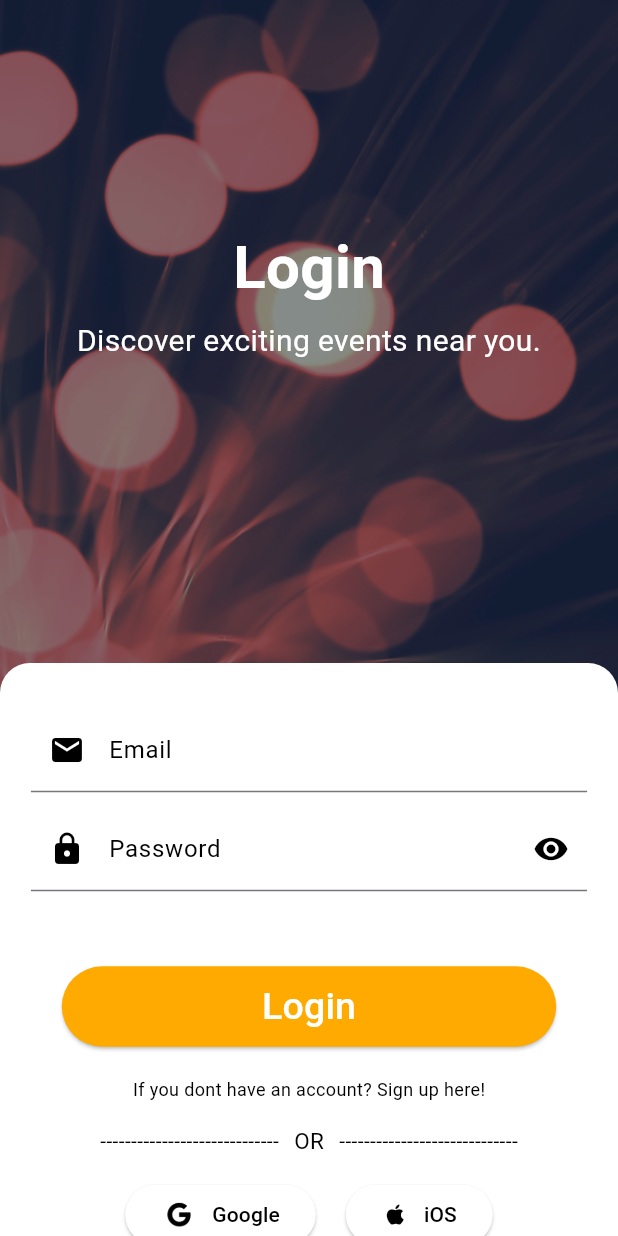
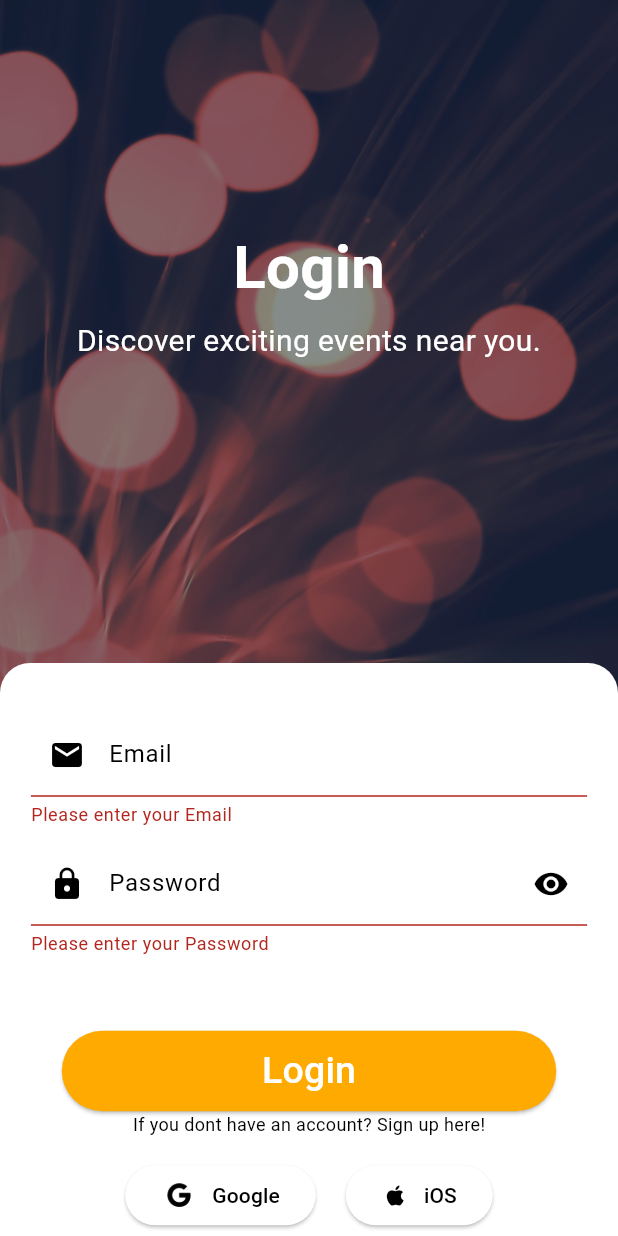
Before and after one commit to kkarimwahba/Evena, a Flutter app: the Login screen opened directly, after a tap on "Login", on a phone screen of 412 x 824 dp. Run offline on Flutter 3.47's test engine with Material 3 defaults, Android fonts, the phone set to English and light mode, and no system bars; our stand-ins replace cloud_firestore, firebase_auth, firebase_core, firebase_storage, flutter_credit_card, image_gallery_saver and 2 more; missing offline and left inert: ticket_widget; accounts and stored records are empty; Roboto replaces fonts that are missing (Poppins).

Commit message:
validation

```diff
--- a/lib/screens/Payment.dart
+++ b/lib/screens/Payment.dart
@@ -125,8 +125,8 @@ class _PaymentState extends State<Payment> {
 
                   // Save card information to Firebase after confirming payment
                   saveCardInformation();
-                }
-                Navigator.push(
+
+                  Navigator.push(
                   context,
                   MaterialPageRoute(
                     builder: (context) => TicketCard(
@@ -142,6 +142,8 @@ class _PaymentState extends State<Payment> {
                     ),
                   ),
                 );
+                }
+
               },
               style: ElevatedButton.styleFrom(
                 backgroundColor: const Color.fromARGB(255, 255, 170, 0),
--- a/lib/screens/login.dart
+++ b/lib/screens/login.dart
@@ -1,4 +1,3 @@
-
 import 'package:cloud_firestore/cloud_firestore.dart';
 import 'package:evena/screens/adminHome.dart';
 import 'package:evena/screens/category.dart';
@@ -22,17 +21,12 @@ class Login extends StatefulWidget {
 }
 
 class _LoginState extends State<Login> {
+  final GlobalKey<FormState> _formKey = GlobalKey<FormState>();
+
   @override
   Widget build(BuildContext context) {
     return SafeArea(
       child: Scaffold(
-        // appBar: AppBar(
-        //   title: const Text(
-        //     "EVENA",
-        //     style: TextStyle(color: Colors.white),
-        //   ),
-        //   backgroundColor: Colors.black,
-        // ),
         body: Container(
           width: double.infinity,
           height: double.infinity,
@@ -44,9 +38,11 @@ class _LoginState extends State<Login> {
           ),
           child: SingleChildScrollView(
             scrollDirection: Axis.vertical,
+            child: Form(
+              key: _formKey,
               child: Column(
                 children: [
-                const Padding(
+                  Padding(
                     padding: EdgeInsets.only(top: 150.0),
                     child: Align(
                       alignment: Alignment.center,
@@ -60,10 +56,10 @@ class _LoginState extends State<Login> {
                       ),
                     ),
                   ),
-                const SizedBox(
+                  SizedBox(
                     height: 6,
                   ),
-                const Text(
+                  Text(
                     'Discover exciting events near you.',
                     textAlign: TextAlign.center,
                     style: TextStyle(
@@ -72,7 +68,7 @@ class _LoginState extends State<Login> {
                       fontSize: 20,
                     ),
                   ),
-                const SizedBox(height: 200),
+                  SizedBox(height: 200),
                   Container(
                     width: double.infinity,
                     height: MediaQuery.of(context).size.height * 0.5,
@@ -83,13 +79,12 @@ class _LoginState extends State<Login> {
                     child: Column(
                       mainAxisAlignment: MainAxisAlignment.center,
                       children: [
-                      const SizedBox(height: 10),
                         SizedBox(
                           width: 0.9 * MediaQuery.of(context).size.width,
                           child: TextFormField(
                             controller: emailController,
-                          style: const TextStyle(color: Colors.black),
-                          decoration: const InputDecoration(
+                            style: TextStyle(color: Colors.black),
+                            decoration: InputDecoration(
                               labelText: 'Email',
                               prefixIcon: Icon(
                                 Icons.mail,
@@ -101,22 +96,26 @@ class _LoginState extends State<Login> {
                               ),
                               hintStyle: TextStyle(color: Colors.black),
                             ),
-                          validator: (value) {
-                            if (value!.isEmpty) {
+                            validator:(value) {
+                              if (value == null || value.isEmpty) {
                                 return 'Please enter your Email';
+                              }
+                              else if(!RegExp(r'\S+@\S+\.\S+').hasMatch(value))
+                              {
+                                return 'Enter valid Email';
                               }
                               return null;
                             },
                           ),
                         ),
-                      const SizedBox(height: 10),
+                        SizedBox(height: 10),
                         SizedBox(
                           width: 0.9 * MediaQuery.of(context).size.width,
                           child: TextFormField(
                             controller: passwordController,
                             obscureText: true,
-                          style: const TextStyle(color: Colors.black),
-                          decoration: const InputDecoration(
+                            style: TextStyle(color: Colors.black),
+                            decoration: InputDecoration(
                               labelText: 'Password',
                               prefixIcon: Icon(
                                 Icons.lock,
@@ -142,47 +141,55 @@ class _LoginState extends State<Login> {
                             },
                           ),
                         ),
-                      const SizedBox(height: 50),
+                        SizedBox(height: 50),
                         SizedBox(
                           width: 0.8 * MediaQuery.of(context).size.width,
                           height: 0.13 * MediaQuery.of(context).size.width,
                           child: ElevatedButton(
                             onPressed: () async {
+                              if (_formKey.currentState!.validate()) {
                                 User? user = await signinwithemailandpassword(
                                     emailController.text.trim(),
                                     passwordController.text.trim());
 
-                        QuerySnapshot<Map<String, dynamic>> querySnapshot = await FirebaseFirestore.instance
+                                QuerySnapshot<Map<String, dynamic>>
+                                    querySnapshot =
+                                    await FirebaseFirestore.instance
                                         .collection('users')
                                         .where('uid', isEqualTo: user!.uid)
                                         .limit(1)
                                         .get();
 
                                 if (querySnapshot.docs.isNotEmpty) {
-                          String role = querySnapshot.docs.first.get('role') ?? ''; // Get user role
+                                  String role =
+                                      querySnapshot.docs.first.get('role') ??
+                                          '';
 
                                   if (role == 'user') {
-                            Navigator.of(context).push(MaterialPageRoute(
+                                    Navigator.of(context).push(
+                                      MaterialPageRoute(
                                         builder: (context) => UserHome(),
-                            ));
+                                      ),
+                                    );
                                   } else if (role == 'admin') {
-                            Navigator.of(context).push(MaterialPageRoute(
+                                    Navigator.of(context).push(
+                                      MaterialPageRoute(
                                         builder: (context) => Admin(),
-                            ));
-
-                            }
-                            else{
-                               ScaffoldMessenger.of(context).showSnackBar(
-                                const SnackBar(
-                                  content: Text('Wrong email or password'),
-                                  duration: Duration(seconds: 3), // Adjust the duration as needed
+                                      ),
+                                    );
+                                  } else {
+                                    ScaffoldMessenger.of(context)
+                                        .showSnackBar(
+                                      SnackBar(
+                                        content:
+                                            Text('Wrong email or password'),
+                                        duration: Duration(seconds: 3),
                                       ),
                                     );
                                   }
-
-                            }},
-
-
+                                }
+                              }
+                            },
                             style: ElevatedButton.styleFrom(
                               backgroundColor:
                                   const Color.fromARGB(255, 255, 170, 0),
@@ -195,7 +202,6 @@ class _LoginState extends State<Login> {
                             ),
                           ),
                         ),
-                      const SizedBox(height: 20),
                         GestureDetector(
                           onTap: () {
                             Navigator.of(context).push(MaterialPageRoute(
@@ -204,36 +210,12 @@ class _LoginState extends State<Login> {
                               },
                             ));
                           },
-                        child: const Text(
+                          child: Text(
                             'If you dont have an account? Sign up here!',
                             style: TextStyle(color: Colors.black, fontSize: 12),
                           ),
                         ),
-                      const SizedBox(
-                        height: 15,
-                      ),
-                      const Row(
-                        mainAxisAlignment: MainAxisAlignment.center,
-                        children: [
-                          Text(
-                            '-----------------------------',
-                            style: TextStyle(color: Colors.black),
-                          ),
-                          Padding(
-                            padding: EdgeInsets.symmetric(horizontal: 10),
-                            child: Text(
-                              'OR',
-                              style:
-                                  TextStyle(color: Colors.black, fontSize: 15),
-                            ),
-                          ),
-                          Text(
-                            '-----------------------------',
-                            style: TextStyle(color: Colors.black),
-                          ),
-                        ],
-                      ),
-                      const SizedBox(
+                        SizedBox(
                           height: 15,
                         ),
                         Row(
@@ -245,7 +227,7 @@ class _LoginState extends State<Login> {
                                 primary: Colors.white, // Button color
                                 onPrimary: Colors.black, // Text color
                               ),
-                            child: const Row(
+                              child: Row(
                                 children: [
                                   ImageIcon(
                                     AssetImage('assets/images/googlelogo.png'),
@@ -256,14 +238,14 @@ class _LoginState extends State<Login> {
                                 ],
                               ),
                             ),
-                          const SizedBox(width: 20),
+                            SizedBox(width: 20),
                             ElevatedButton(
                               onPressed: () {},
                               style: ElevatedButton.styleFrom(
                                 primary: Colors.white, // Button color
                                 onPrimary: Colors.black, // Text color
                               ),
-                            child: const Row(
+                              child: Row(
                                 children: [
                                   Icon(
                                     Icons.apple,
@@ -284,6 +266,7 @@ class _LoginState extends State<Login> {
             ),
           ),
         ),
+      ),
     );
   }
 }
```
Also changed, not shown: lib/screens/signup.dart (+13 -5 lines), lib/screens/userProfile.dart (+35 -4 lines). Lines whose indentation alone changed are shown as unchanged.
